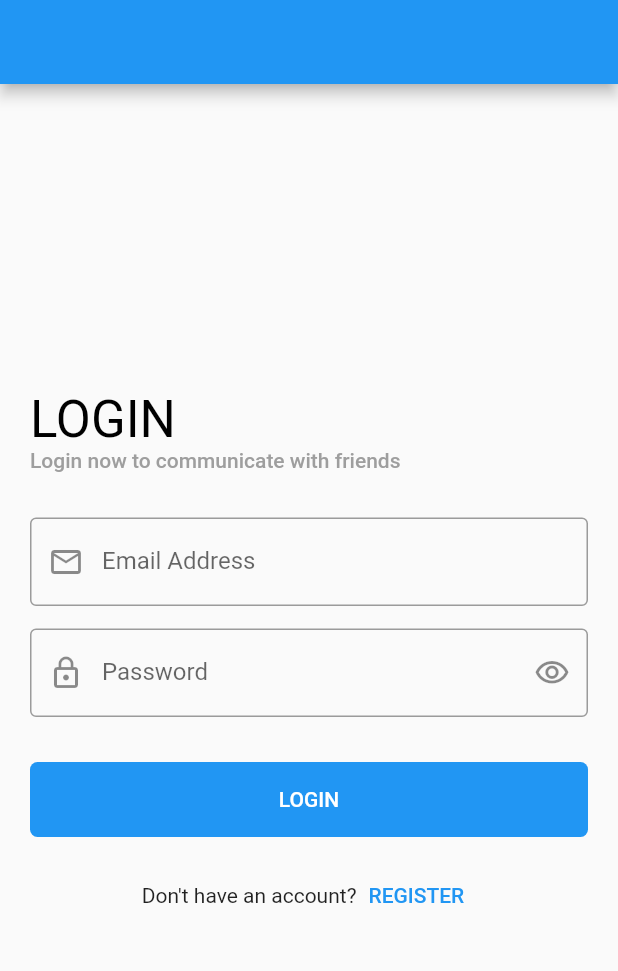
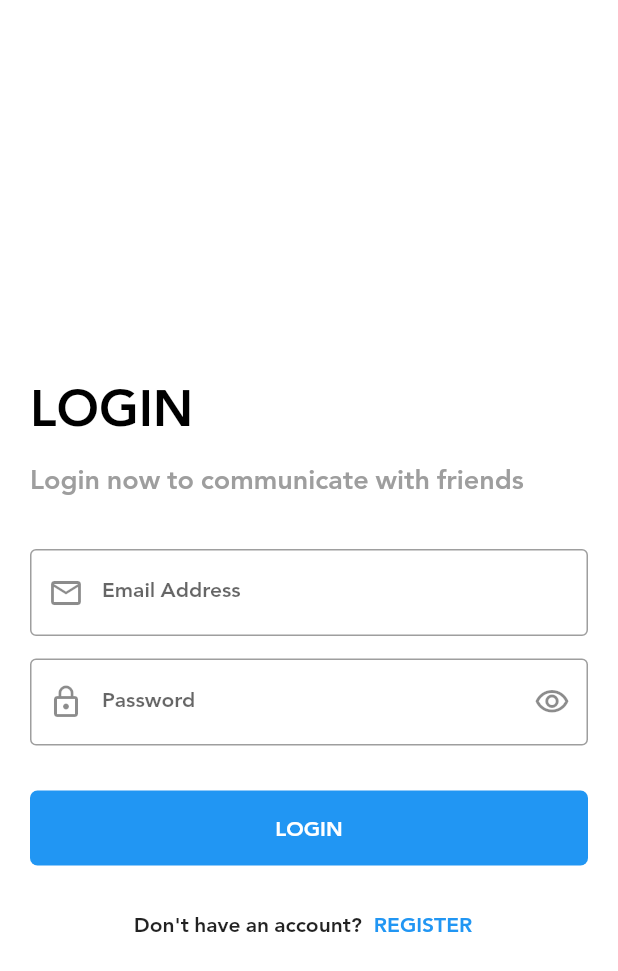
Before and after one commit to EslamShaban74/Social-app, a Flutter app: the screen it shows after launch, on a phone screen of 412 x 824 dp. Shown: the top 971 px of the screen. Run offline on Flutter 3.47's test engine with Material 2 defaults, Android fonts, the phone set to English and light mode, and no system bars; our stand-ins replace bloc, cloud_firestore, conditional_builder, dio, firebase_auth, firebase_core and 4 more; accounts and stored records are empty.

Commit message:
social app using firebase

```diff
--- a/lib/layout/social_app/social_layout.dart
+++ b/lib/layout/social_app/social_layout.dart
@@ -16,6 +16,7 @@ class SocialLayout extends StatelessWidget {
           appBar: AppBar(
             title: Text(
               'News Feed',
+
             ),
           ),
           body: ConditionalBuilder(
@@ -66,11 +67,15 @@ class SocialLayout extends StatelessWidget {
                         ),
                       ),
                     ),
+                  Center(
+                    child: Text('Eslam Shaban',style: TextStyle(fontSize: 25.0,),),
+                  )
                 ],
               );
             },
             fallback: (context) => Center(child: CircularProgressIndicator()),
           ),
+
         );
       },
     );
--- a/lib/main.dart
+++ b/lib/main.dart
@@ -9,6 +9,7 @@ import 'package:social_app/shared/bloc_observer.dart';
 import 'package:social_app/shared/components/constants.dart';
 import 'package:social_app/shared/network/local/cache_helper.dart';
 import 'package:social_app/shared/network/remote/dio_helper.dart';
+import 'package:social_app/shared/style/themes.dart';
 
 void main() async {
   WidgetsFlutterBinding.ensureInitialized();
@@ -45,9 +46,8 @@ class MyApp extends StatelessWidget {
       child: MaterialApp(
         debugShowCheckedModeBanner: false,
         title: 'Social app',
-        theme: ThemeData(
-          primarySwatch: Colors.blue,
-        ),
+        theme: lightTheme,
+        darkTheme: darkTheme,
         home: startWidget,
       ),
     );
--- /dev/null
+++ b/lib/shared/style/colors.dart
@@ -0,0 +1,3 @@
+import 'package:flutter/material.dart';
+
+const defaultColor = Colors.blue;
--- /dev/null
+++ b/lib/shared/style/themes.dart
@@ -0,0 +1,95 @@
+import 'package:flutter/material.dart';
+import 'package:flutter/services.dart';
+import 'package:hexcolor/hexcolor.dart';
+
+import 'colors.dart';
+
+ThemeData darkTheme = ThemeData(
+  primarySwatch: defaultColor,
+  scaffoldBackgroundColor: HexColor('333739'),
+  appBarTheme: AppBarTheme(
+    titleSpacing: 20.0,
+    backwardsCompatibility: false,
+    systemOverlayStyle: SystemUiOverlayStyle(
+      statusBarColor: HexColor('333739'),
+      statusBarIconBrightness: Brightness.light,
+    ),
+    backgroundColor: HexColor('333739'),
+    elevation: 0.0,
+    titleTextStyle: TextStyle(
+      fontFamily: 'Jannah',
+      color: Colors.white,
+      fontSize: 20.0,
+      fontWeight: FontWeight.bold,
+    ),
+    iconTheme: IconThemeData(
+      color: Colors.white,
+    ),
+  ),
+  bottomNavigationBarTheme: BottomNavigationBarThemeData(
+    type: BottomNavigationBarType.fixed,
+    selectedItemColor: defaultColor,
+    unselectedItemColor: Colors.grey,
+    elevation: 20.0,
+    backgroundColor: HexColor('333739'),
+  ),
+  textTheme: TextTheme(
+    bodyText1: TextStyle(
+      fontSize: 18.0,
+      fontWeight: FontWeight.w600,
+      color: Colors.white,
+    ),
+    subtitle1: TextStyle(
+      fontSize: 14.0,
+      fontWeight: FontWeight.w600,
+      color: Colors.white,
+      height: 1.3,
+    ),
+  ),
+  fontFamily: 'Jannah',
+);
+
+ThemeData lightTheme = ThemeData(
+  primarySwatch: defaultColor,
+  scaffoldBackgroundColor: Colors.white,
+  appBarTheme: AppBarTheme(
+    titleSpacing: 20.0,
+    backwardsCompatibility: false,
+    systemOverlayStyle: SystemUiOverlayStyle(
+      statusBarColor: Colors.white,
+      statusBarIconBrightness: Brightness.dark,
+    ),
+    backgroundColor: Colors.white,
+    elevation: 0.0,
+    titleTextStyle: TextStyle(
+      fontFamily: 'Jannah',
+      color: Colors.black,
+      fontSize: 20.0,
+      fontWeight: FontWeight.bold,
+    ),
+    iconTheme: IconThemeData(
+      color: Colors.black,
+    ),
+  ),
+  bottomNavigationBarTheme: BottomNavigationBarThemeData(
+    type: BottomNavigationBarType.fixed,
+    selectedItemColor: defaultColor,
+    unselectedItemColor: Colors.grey,
+    elevation: 20.0,
+    backgroundColor: Colors.white,
+  ),
+  textTheme: TextTheme(
+    bodyText1: TextStyle(
+      fontSize: 18.0,
+      fontWeight: FontWeight.w600,
+      color: Colors.black,
+    ),
+    subtitle1: TextStyle(
+      fontSize: 14.0,
+      fontWeight: FontWeight.w600,
+      color: Colors.black,
+      height: 1.3,
+    ),
+  ),
+  fontFamily: 'Jannah',
+);
```
Also changed, not shown: pubspec.yaml (+10 -0 lines), assets/fonts/icons.ttf (added), assets/fonts/jannah.ttf (added).
